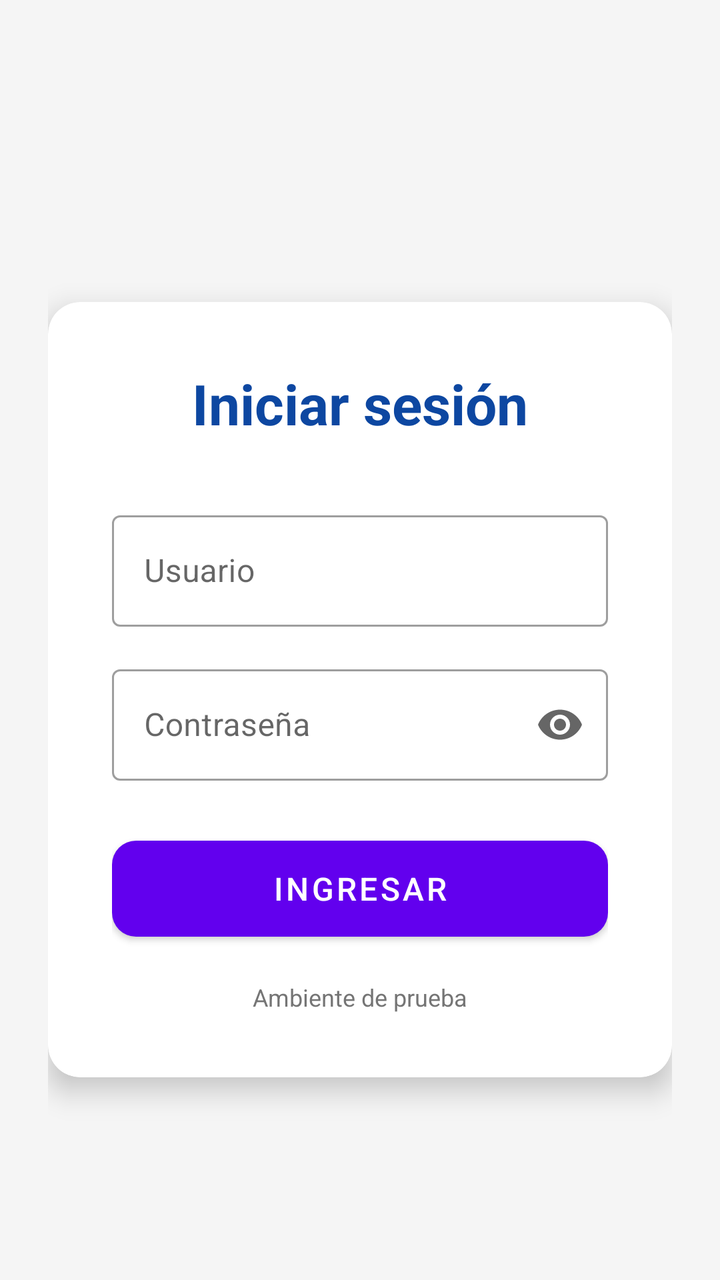
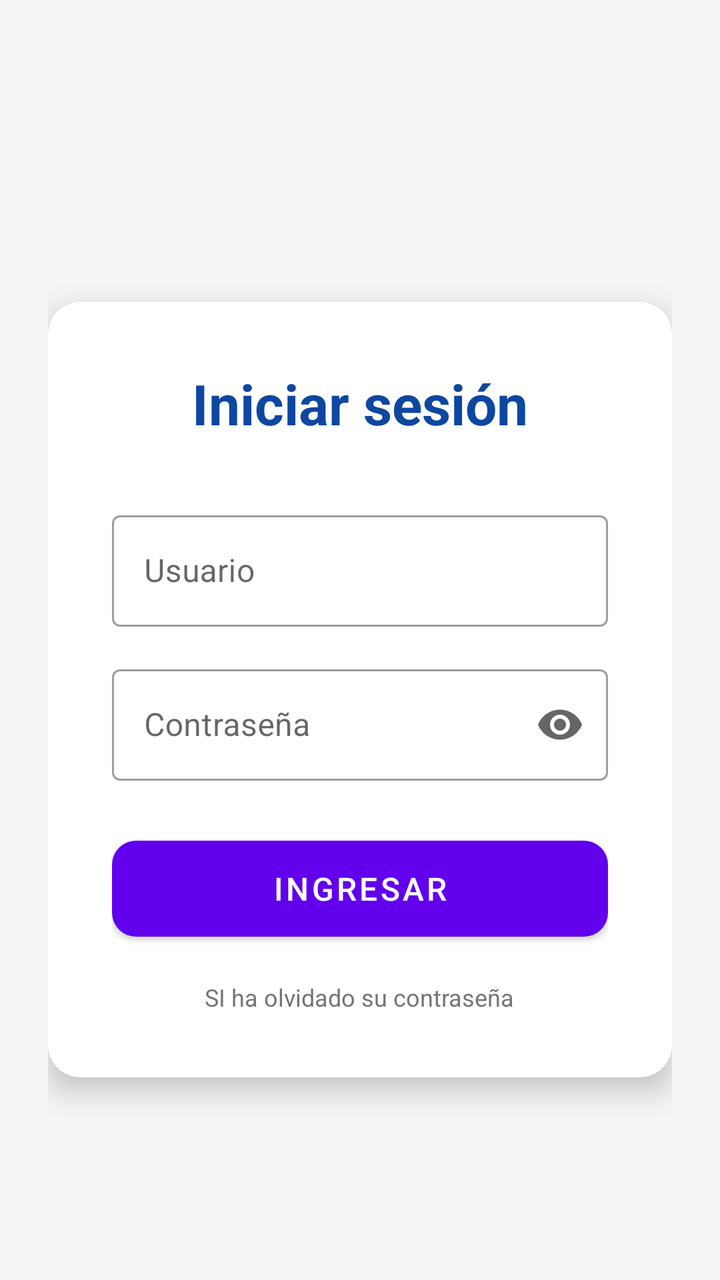

An Android layout rendered at two revisions. The XML below is the earlier revision; the diff shows what the commit changed to produce the second picture.
<!-- AndroidManifest.xml: application theme Theme.MaterialComponents.Light.NoActionBar -->
<!-- res/layout/activity_login.xml -->
<?xml version="1.0" encoding="utf-8"?>
<ScrollView xmlns:android="http://schemas.android.com/apk/res/android"
    xmlns:app="http://schemas.android.com/apk/res-auto"
    android:layout_width="match_parent"
    android:layout_height="match_parent"
    android:fillViewport="true"
    android:background="#F5F5F5">

    <LinearLayout
        android:layout_width="match_parent"
        android:layout_height="wrap_content"
        android:orientation="vertical"
        android:padding="24dp"
        android:gravity="center">

        <com.google.android.material.card.MaterialCardView
            android:layout_width="match_parent"
            android:layout_height="wrap_content"
            app:cardCornerRadius="16dp"
            app:cardElevation="8dp"
            android:layout_marginTop="50dp">

            <LinearLayout
                android:layout_width="match_parent"
                android:layout_height="wrap_content"
                android:orientation="vertical"
                android:padding="32dp">

                <TextView
                    android:layout_width="wrap_content"
                    android:layout_height="wrap_content"
                    android:text="Iniciar sesión"
                    android:textSize="28sp"
                    android:textStyle="bold"
                    android:layout_gravity="center"
                    android:textColor="#0D47A1"
                    android:layout_marginBottom="32dp"/>

                <com.google.android.material.textfield.TextInputLayout
                    android:id="@+id/tilUsername"
                    android:layout_width="match_parent"
                    android:layout_height="wrap_content"
                    android:hint="Usuario"
                    style="@style/Widget.MaterialComponents.TextInputLayout.OutlinedBox"
                    android:layout_marginBottom="16dp">

                    <com.google.android.material.textfield.TextInputEditText
                        android:id="@+id/etUsername"
                        android:layout_width="match_parent"
                        android:layout_height="wrap_content"
                        android:inputType="text"
                        android:maxLines="1"/>
                </com.google.android.material.textfield.TextInputLayout>

                <com.google.android.material.textfield.TextInputLayout
                    android:id="@+id/tilPassword"
                    android:layout_width="match_parent"
                    android:layout_height="wrap_content"
                    android:hint="Contraseña"
                    style="@style/Widget.MaterialComponents.TextInputLayout.OutlinedBox"
                    app:endIconMode="password_toggle"
                    android:layout_marginBottom="24dp">

                    <com.google.android.material.textfield.TextInputEditText
                        android:id="@+id/etPassword"
                        android:layout_width="match_parent"
                        android:layout_height="wrap_content"
                        android:inputType="textPassword"
                        android:maxLines="1"/>
                </com.google.android.material.textfield.TextInputLayout>

                <com.google.android.material.button.MaterialButton
                    android:id="@+id/btnLogin"
                    android:layout_width="match_parent"
                    android:layout_height="60dp"
                    android:text="Ingresar"
                    android:textSize="16sp"
                    app:cornerRadius="12dp"/>

                <TextView
                    android:layout_width="wrap_content"
                    android:layout_height="wrap_content"
                    android:text="Ambiente de prueba"
                    android:textSize="12sp"
                    android:layout_gravity="center"
                    android:layout_marginTop="16dp"
                    android:textAlignment="center"
                    android:textColor="#757575"/>
            </LinearLayout>
        </com.google.android.material.card.MaterialCardView>
    </LinearLayout>
</ScrollView>
<!-- resources referenced by this layout -->
<resources>

</resources>

<!-- the commit's change to res/layout/activity_login.xml (unified diff, before → after) -->
@@ -80,7 +80,7 @@
                 <TextView
                     android:layout_width="wrap_content"
                     android:layout_height="wrap_content"
-                    android:text="Ambiente de prueba"
+                    android:text="SI ha olvidado su contraseña"
                     android:textSize="12sp"
                     android:layout_gravity="center"
                     android:layout_marginTop="16dp"
